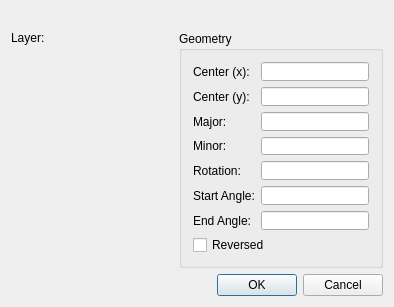
Old version of the form librecad/src/ui/dialogs/entity/qg_dlgellipse.ui in the repository LibreCAD/LibreCAD.
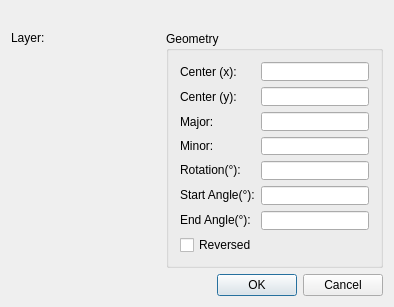
New version of the form. Custom widgets are drawn as their Qt base class.

Commit message: Ellipse Dialog: indicate angles in degrees

```diff
--- a/librecad/src/ui/dialogs/entity/qg_dlgellipse.ui
+++ b/librecad/src/ui/dialogs/entity/qg_dlgellipse.ui
@@ -163,7 +163,7 @@
         <item row="6" column="0">
          <widget class="QLabel" name="lAngle2">
           <property name="text">
-           <string>End Angle:</string>
+           <string>&lt;html&gt;&lt;head/&gt;&lt;body&gt;&lt;p&gt;End Angle(°):&lt;/p&gt;&lt;/body&gt;&lt;/html&gt;</string>
           </property>
           <property name="wordWrap">
            <bool>false</bool>
@@ -199,7 +199,7 @@
         <item row="5" column="0">
          <widget class="QLabel" name="lAngle1">
           <property name="text">
-           <string>Start Angle:</string>
+           <string>&lt;html&gt;&lt;head/&gt;&lt;body&gt;&lt;p&gt;Start Angle(°):&lt;/p&gt;&lt;/body&gt;&lt;/html&gt;</string>
           </property>
           <property name="wordWrap">
            <bool>false</bool>
@@ -209,7 +209,7 @@
         <item row="4" column="0">
          <widget class="QLabel" name="lRotation">
           <property name="text">
-           <string>Rotation:</string>
+           <string>&lt;html&gt;&lt;head/&gt;&lt;body&gt;&lt;p&gt;Rotation(°):&lt;/p&gt;&lt;/body&gt;&lt;/html&gt;</string>
           </property>
           <property name="wordWrap">
            <bool>false</bool>
```
Left out of the diff: 13 changed lines with no effect on the pictures.
